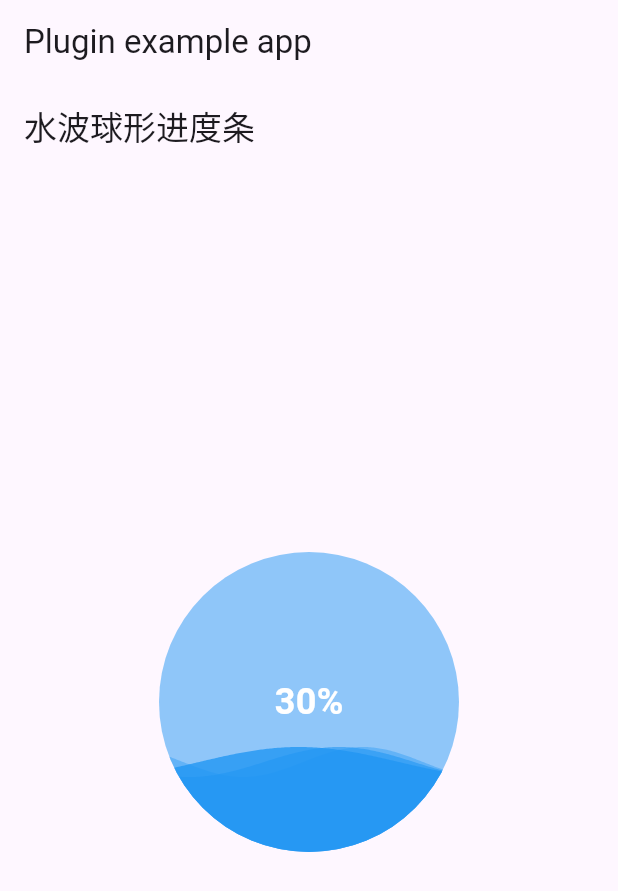
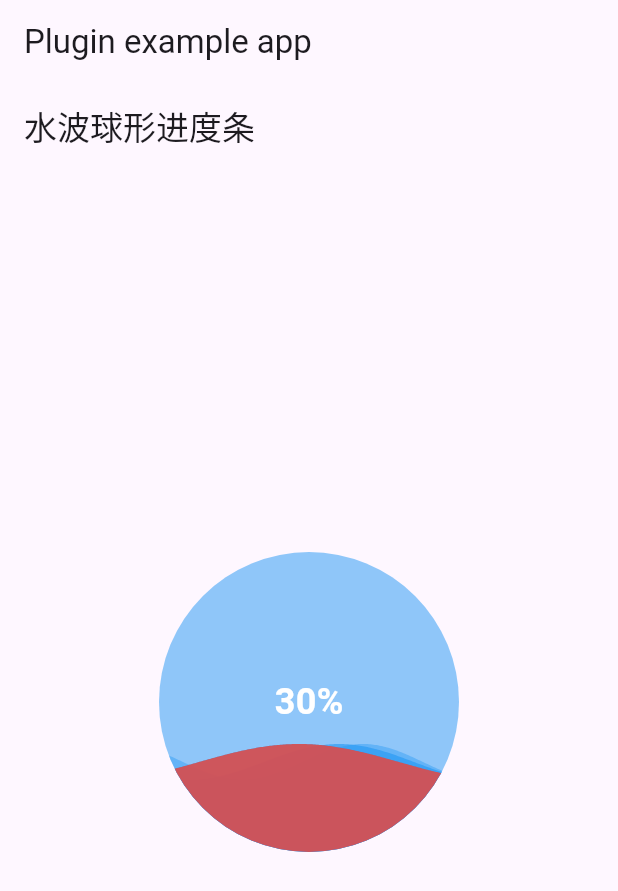
Before and after one commit to 7-bit11/flutter_progress_bar_button, a Flutter app: the screen it shows after launch, on a phone screen of 412 x 824 dp. Shown: the top 891 px of the screen. Run offline on Flutter 3.47's test engine with Material 3 defaults, Android fonts, the phone set to English and light mode, and no system bars.

Commit message:
✨ feat(封装波浪):

```diff
--- a/lib/src/circular/circular_progress_button.dart
+++ b/lib/src/circular/circular_progress_button.dart
@@ -4,50 +4,7 @@ import 'dart:math';
 
 import 'package:flutter/material.dart';
 
-/// 进度条
 class CircularAnimatedProgressBar extends StatefulWidget {
-  /// 进度
-  late double progress;
-
-  /// 大小
-  late double size = 150;
-
-  /// 是否显示进度
-  late bool isShowProgress;
-
-  /// 是否显示进度的样式
-  late TextStyle showProgressTextStyle;
-
-  /// 构造方法
-  CircularAnimatedProgressBar(
-      {super.key,
-      this.size = 150.0,
-      this.progress = .2,
-      this.isShowProgress = true,
-      this.showProgressTextStyle = const TextStyle(
-          fontSize: 24, fontWeight: FontWeight.bold, color: Colors.white)})
-      : assert(progress >= 0.0 && progress <= 1.0,
-            "Progress must be less than 1 and greater than 0"),
-        assert(size > 0.0, "The size must be greater than 0");
-  @override
-  _CircularAnimatedProgressBarState createState() =>
-      _CircularAnimatedProgressBarState();
-}
-
-class _CircularAnimatedProgressBarState
-    extends State<CircularAnimatedProgressBar> {
-  @override
-  Widget build(BuildContext context) {
-    return WaterWaveProgressBar(
-      size: widget.size,
-      progress: widget.progress,
-      isShowProgress: widget.isShowProgress,
-      showProgressTextStyle: widget.showProgressTextStyle,
-    );
-  }
-}
-
-class WaterWaveProgressBar extends StatefulWidget {
   /// 大小
   final double size;
 
@@ -59,22 +16,57 @@ class WaterWaveProgressBar extends StatefulWidget {
 
   /// 是否显示进度的样式
   final TextStyle showProgressTextStyle;
-  const WaterWaveProgressBar(
+
+  /// 波浪高度
+  final double waveHeight;
+
+  /// 动画曲线
+  final Curve curve;
+
+  /// 波浪颜色&波浪层数
+  /// 默认为蓝色
+  /// 2、4、6 排序显示为 最上层为 6 、4 、2
+  late List<Color> colorsWave;
+
+  /// 构造方法
+  CircularAnimatedProgressBar(
       {super.key,
-      required this.size,
-      required this.progress,
-      required this.isShowProgress,
-      required this.showProgressTextStyle});
+      this.size = 150.0,
+      this.progress = .2,
+      this.isShowProgress = true,
+      this.curve = Curves.linear,
+      this.waveHeight = 12,
+
+      /// 默认为蓝色
+      /// 2、4、6 排序显示为 最上层为 6 、4 、2
+      this.colorsWave = const [
+        Color(0x1A2196f3),
+        Color(0x662196f3),
+        Color(0xCC2196f3)
+      ],
+      this.showProgressTextStyle = const TextStyle(
+          fontSize: 24, fontWeight: FontWeight.bold, color: Colors.white)})
+      : assert(progress >= 0.0 && progress <= 1.0,
+            "Progress must be less than 1 and greater than 0"),
+        assert(size > 0.0, "The size must be greater than 0");
 
   @override
-  _WaterWaveProgressBarState createState() => _WaterWaveProgressBarState();
+  _CircularAnimatedProgressBarState createState() =>
+      _CircularAnimatedProgressBarState();
 }
 
-class _WaterWaveProgressBarState extends State<WaterWaveProgressBar>
-    with TickerProviderStateMixin {
+class _CircularAnimatedProgressBarState
+    extends State<CircularAnimatedProgressBar> with TickerProviderStateMixin {
+  /// 进度动画控制器
   late AnimationController _progressController;
+
+  /// 波浪动画控制器
   late AnimationController _waveController;
+
+  /// 进度动画
   late Animation<double> _progressAnimation;
+
+  /// 波浪动画
   late double _oldProgress;
 
   @override
@@ -90,7 +82,7 @@ class _WaterWaveProgressBarState extends State<WaterWaveProgressBar>
 
     _progressAnimation =
         Tween<double>(begin: _oldProgress, end: widget.progress).animate(
-      CurvedAnimation(parent: _progressController, curve: Curves.linear),
+      CurvedAnimation(parent: _progressController, curve: widget.curve),
     );
 
     // 水波纹动画控制器，保持循环
@@ -101,13 +93,13 @@ class _WaterWaveProgressBarState extends State<WaterWaveProgressBar>
   }
 
   @override
-  void didUpdateWidget(WaterWaveProgressBar oldWidget) {
+  void didUpdateWidget(CircularAnimatedProgressBar oldWidget) {
     super.didUpdateWidget(oldWidget);
     if (oldWidget.progress != widget.progress) {
       _oldProgress = oldWidget.progress;
       _progressAnimation =
           Tween<double>(begin: _oldProgress, end: widget.progress).animate(
-        CurvedAnimation(parent: _progressController, curve: Curves.linear),
+        CurvedAnimation(parent: _progressController, curve: widget.curve),
       );
 
       // 开始执行进度动画
@@ -135,7 +127,10 @@ class _WaterWaveProgressBarState extends State<WaterWaveProgressBar>
                 height: widget.size,
                 child: CustomPaint(
                   painter: MultiLayerWaterWavePainter(
-                      _waveController.value, _progressAnimation.value),
+                      waveAnimationValue: _waveController.value,
+                      progress: _progressAnimation.value,
+                      waveHeight: widget.waveHeight,
+                      colorsWave: widget.colorsWave),
                 )),
             widget.isShowProgress
                 ? Text('${(_progressAnimation.value * 100).toInt()}%',
@@ -149,14 +144,27 @@ class _WaterWaveProgressBarState extends State<WaterWaveProgressBar>
 }
 
 class MultiLayerWaterWavePainter extends CustomPainter {
+  /// 水波纹动画值
   final double waveAnimationValue;
+
+  /// 进度
   final double progress;
 
-  MultiLayerWaterWavePainter(this.waveAnimationValue, this.progress);
+  /// 波浪高度
+  final double waveHeight;
+
+  /// 波浪颜色&波浪层数
+  /// 默认为蓝色
+  /// 2、4、6 排序显示为 最上层为 6 、4 、2
+  final List<Color> colorsWave;
+  MultiLayerWaterWavePainter(
+      {required this.waveAnimationValue,
+      required this.progress,
+      required this.waveHeight,
+      required this.colorsWave});
 
   @override
   void paint(Canvas canvas, Size size) {
-    double waveHeight = 10.0;
     double waveLength = size.width;
     double radius = size.width / 2;
     double centerY = size.height * (1 - progress);
@@ -165,11 +173,11 @@ class MultiLayerWaterWavePainter extends CustomPainter {
     Paint wavePaint1 = Paint()..color = Colors.blue.withOpacity(0.4);
     Paint wavePaint2 = Paint()..color = Colors.blue.withOpacity(0.6);
     Paint wavePaint3 = Paint()..color = Colors.blue.withOpacity(0.8);
-
+    Paint wavePaint4 = Paint()..color = Colors.red.withOpacity(0.8);
     Path wavePath1 = Path();
     Path wavePath2 = Path();
     Path wavePath3 = Path();
-
+    Path wavePath4 = Path();
     // 第一层波浪
     for (double i = -waveLength / 4; i <= waveLength * 1.5; i++) {
       double dx = i;
@@ -214,6 +222,21 @@ class MultiLayerWaterWavePainter extends CustomPainter {
       }
     }
 
+    // 第三层波浪
+    for (double i = -waveLength / 4; i <= waveLength * 1.25; i++) {
+      double dx = i;
+      double dy = sin((i / waveLength * 1.5 * pi) +
+                  (waveAnimationValue * 2 * pi) +
+                  pi) *
+              waveHeight +
+          centerY;
+      if (i == -waveLength / 4) {
+        wavePath4.moveTo(dx, dy);
+      } else {
+        wavePath4.lineTo(dx, dy);
+      }
+    }
+
     wavePath1.lineTo(size.width * 3, size.height);
     wavePath1.lineTo(-waveLength / 4, size.height);
     wavePath1.close();
@@ -225,6 +248,10 @@ class MultiLayerWaterWavePainter extends CustomPainter {
     wavePath3.lineTo(size.width * 3, size.height);
     wavePath3.lineTo(-waveLength / 4, size.height);
     wavePath3.close();
+
+    wavePath4.lineTo(size.width * 3, size.height);
+    wavePath4.lineTo(-waveLength / 4, size.height);
+    wavePath4.close();
 
     // 绘制圆形背景
     canvas.drawCircle(Offset(radius, radius), radius, circlePaint);
@@ -238,6 +265,8 @@ class MultiLayerWaterWavePainter extends CustomPainter {
     canvas.drawPath(wavePath1, wavePaint1);
     canvas.drawPath(wavePath2, wavePaint2);
     canvas.drawPath(wavePath3, wavePaint3);
+
+    canvas.drawPath(wavePath4, wavePaint4);
   }
 
   @override
```
